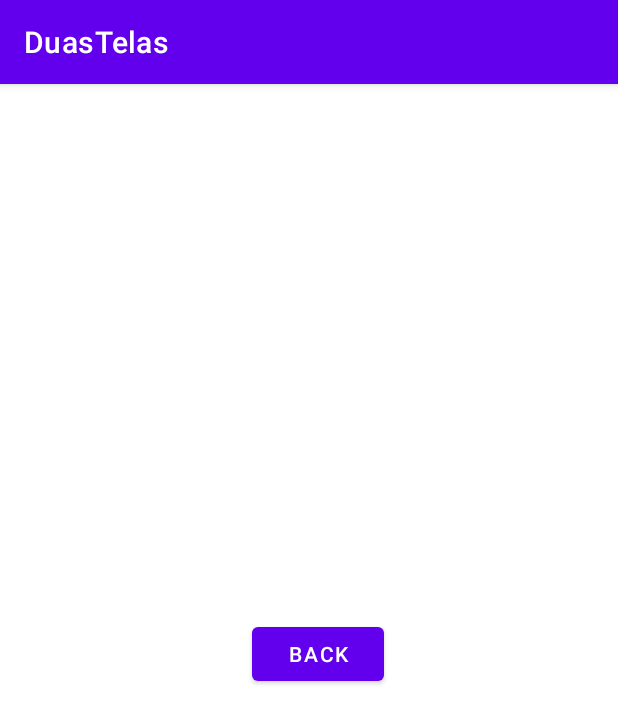
After one commit to parolinariane/303_kotlin, an Android app: the tela2 screen opened directly, with no data from a screen before it, on a phone screen of 412 x 824 dp. The commit adds this screen. Shown: the top 723 px of the screen. Run offline under Robolectric (Android 15) with nearby library versions, the phone set to English and light mode, and no system bars.

Commit message:
Acionando a segunda tela somente

```diff
--- a/duastelas/app/build.gradle
+++ b/duastelas/app/build.gradle
@@ -5,12 +5,12 @@
 
 android {
     namespace 'com.example.duastelas'
-    compileSdk 32
+    compileSdk 33
 
     defaultConfig {
         applicationId "com.example.duastelas"
         minSdk 21
-        targetSdk 32
+        targetSdk 33
         versionCode 1
         versionName "1.0"
 
--- /dev/null
+++ b/duastelas/app/src/main/java/com/example/duastelas/tela2.kt
@@ -0,0 +1,11 @@
+package com.example.duastelas
+
+import androidx.appcompat.app.AppCompatActivity
+import android.os.Bundle
+
+class tela2 : AppCompatActivity() {
+    override fun onCreate(savedInstanceState: Bundle?) {
+        super.onCreate(savedInstanceState)
+        setContentView(R.layout.activity_tela2)
+    }
+}
--- /dev/null
+++ b/duastelas/app/src/main/res/layout/activity_tela2.xml
@@ -0,0 +1,18 @@
+<?xml version="1.0" encoding="utf-8"?>
+<androidx.constraintlayout.widget.ConstraintLayout xmlns:android="http://schemas.android.com/apk/res/android"
+    xmlns:app="http://schemas.android.com/apk/res-auto"
+    xmlns:tools="http://schemas.android.com/tools"
+    android:layout_width="match_parent"
+    android:layout_height="match_parent"
+    tools:context=".tela2">
+
+    <Button
+        android:id="@+id/btnVoltar"
+        android:layout_width="wrap_content"
+        android:layout_height="wrap_content"
+        android:layout_marginStart="168dp"
+        android:layout_marginTop="356dp"
+        android:text="@string/strBtnVoltar"
+        app:layout_constraintStart_toStartOf="parent"
+        app:layout_constraintTop_toTopOf="parent" />
+</androidx.constraintlayout.widget.ConstraintLayout>
--- a/duastelas/app/src/main/res/values/strings.xml
+++ b/duastelas/app/src/main/res/values/strings.xml
@@ -2,4 +2,6 @@
     <string name="app_name">DuasTelas</string>
     <string name="txtStrAlo">Hello World!</string>
     <string name="strBtnGoToTela1">Go to Tela1</string>
+    <string name="btnVoltar">Back</string>
+    <string name="strBtnVoltar">Back</string>
 </resources>
```
Also changed, not shown: duastelas/app/src/main/AndroidManifest.xml (+7 -0 lines), duastelas/app/src/main/java/com/example/duastelas/MainActivity.kt (+14 -1 lines).
